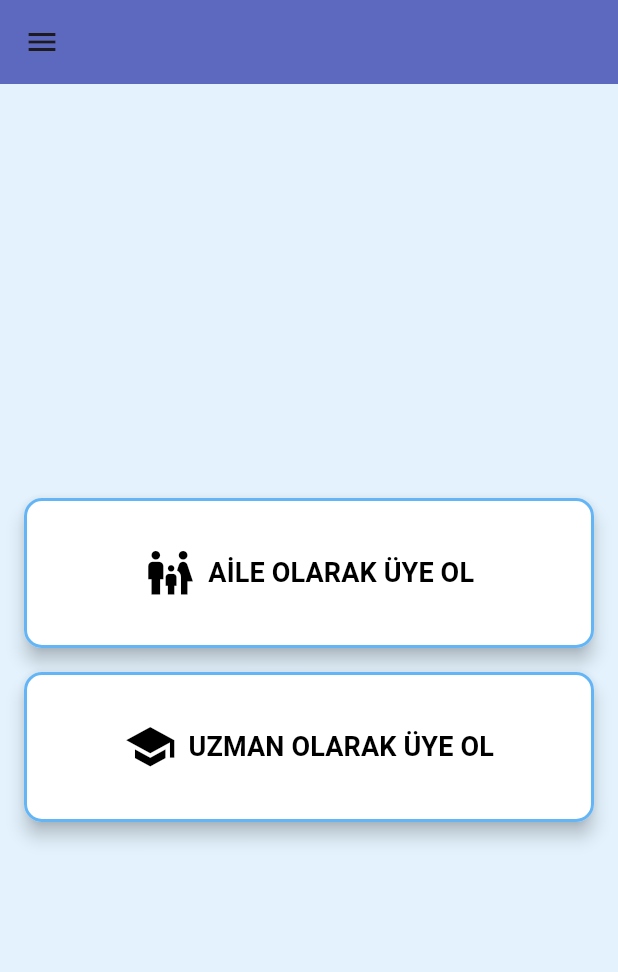
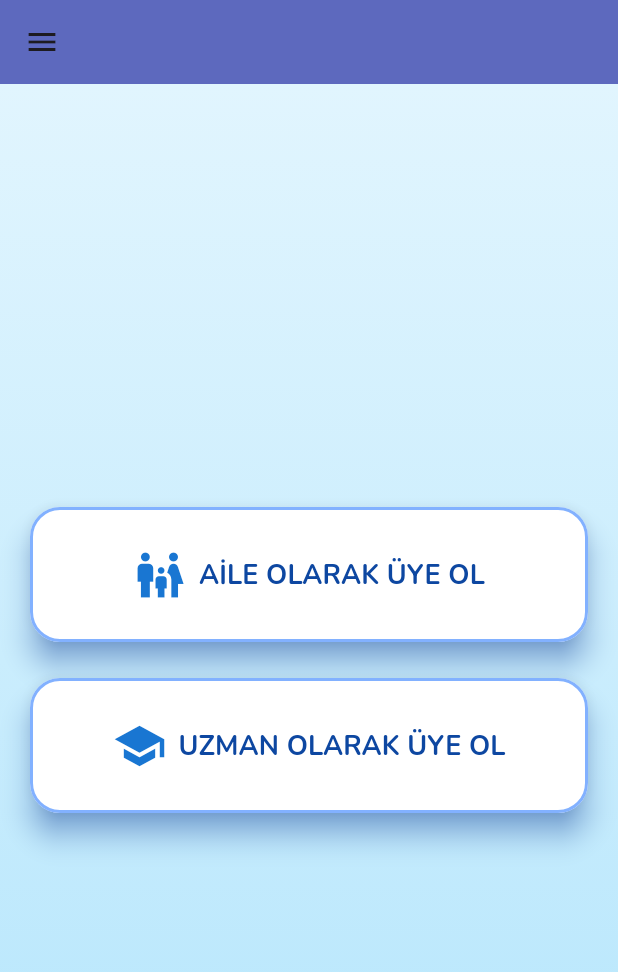
Before and after one commit to mehmeteminnnn/Evde-Bilgi, a Flutter app: the screen it shows after launch, in the side drawer, after a tap on "İş İlanları", on a phone screen of 412 x 824 dp. Shown: the top 972 px of the screen. Run offline on Flutter 3.47's test engine with Material 3 defaults, Android fonts, the phone set to English and light mode, and no system bars; our stand-ins replace cloud_firestore, firebase_core, firebase_storage, font_awesome_flutter, google_fonts, image_picker; missing offline and left inert: mailer, turkish; accounts and stored records are empty.

Commit message:
admin ekranı guncellendi

```diff
--- a/lib/uye_olma.dart
+++ b/lib/uye_olma.dart
@@ -2,6 +2,7 @@ import 'package:evde_bilgi/aile_talep_formu/aile_talep_formu.dart';
 import 'package:evde_bilgi/appbarlar/app_bar.dart';
 import 'package:evde_bilgi/kayit_sayfalari/ogretmen_kay%C4%B1t.dart';
 import 'package:flutter/material.dart';
+import 'package:google_fonts/google_fonts.dart';
 
 class UyeOlma extends StatelessWidget {
   const UyeOlma({super.key});
@@ -9,28 +10,31 @@ class UyeOlma extends StatelessWidget {
   @override
   Widget build(BuildContext context) {
     return Scaffold(
-
       appBar: const EvdeBilgiAppBar(),
-      body: Padding(
-        padding: const EdgeInsets.all(16.0),
+      body: Container(
+        decoration: const BoxDecoration(
+          gradient: LinearGradient(
+            colors: [Color(0xFFe1f5fe), Color(0xFFb3e5fc)],
+            begin: Alignment.topCenter,
+            end: Alignment.bottomCenter,
+          ),
+        ),
+        padding: const EdgeInsets.symmetric(horizontal: 20.0),
         child: Column(
           mainAxisAlignment: MainAxisAlignment.center,
           children: [
-            // Aile olarak üye ol butonu
             _buildElevatedButton(
               context,
               'AİLE OLARAK ÜYE OL',
               AileTalepFormu(),
               Icons.family_restroom,
-              // Aile ikonu
             ),
-            const SizedBox(height: 16),
-            // Öğretmen olarak üye ol butonu
+            const SizedBox(height: 24),
             _buildElevatedButton(
               context,
               'UZMAN OLARAK ÜYE OL',
               TeacherRegisterPage(),
-              Icons.school, // Öğretmen ikonu
+              Icons.school,
             ),
           ],
         ),
@@ -38,7 +42,6 @@ class UyeOlma extends StatelessWidget {
     );
   }
 
-  // Özelleştirilmiş ElevatedButton widget'ı
   Widget _buildElevatedButton(
       BuildContext context, String text, Widget page, IconData icon) {
     return ElevatedButton.icon(
@@ -50,22 +53,30 @@ class UyeOlma extends StatelessWidget {
       },
       style: ElevatedButton.styleFrom(
         backgroundColor: Colors.white,
-        foregroundColor: Colors.black,
+        foregroundColor: Colors.blue.shade900,
+        shadowColor: Colors.blueAccent,
         shape: RoundedRectangleBorder(
-          borderRadius: BorderRadius.circular(12),
+          borderRadius: BorderRadius.circular(20),
         ),
-        elevation: 5,
-        padding: const EdgeInsets.symmetric(vertical: 16, horizontal: 24),
-        side: BorderSide(color: Colors.blue.shade300, width: 2),
-        minimumSize: const Size(double.infinity, 100),
-        // Butonları büyütme
+        elevation: 8,
+        padding: const EdgeInsets.symmetric(vertical: 20, horizontal: 20),
+        side: BorderSide(color: Colors.blueAccent.shade100, width: 2),
+        minimumSize: const Size(double.infinity, 90),
       ),
-      icon: Icon(icon, size: 35),
+      icon: Icon(
+        icon,
+        size: 36,
+        color: Colors.blue.shade700,
+      ),
       label: Expanded(
         child: Text(
           text,
           textAlign: TextAlign.center,
-          style: const TextStyle(fontSize: 18, fontWeight: FontWeight.bold),
+          style: GoogleFonts.nunito(
+            fontSize: 18,
+            fontWeight: FontWeight.bold,
+            color: Colors.blue.shade900,
+          ),
         ),
       ),
     );
--- a/pubspec.yaml
+++ b/pubspec.yaml
@@ -47,6 +47,7 @@ dependencies:
   mailer: ^6.1.2
   flutter_staggered_grid_view: ^0.7.0
   google_fonts: ^6.2.1
+  flutter_animated_icons: ^1.0.1
 
 dev_dependencies:
   flutter_test:
```
Also changed, not shown: pubspec.lock.
